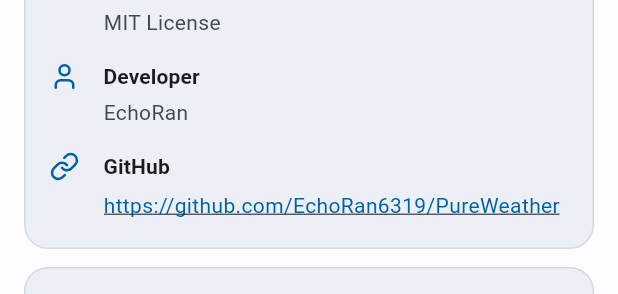
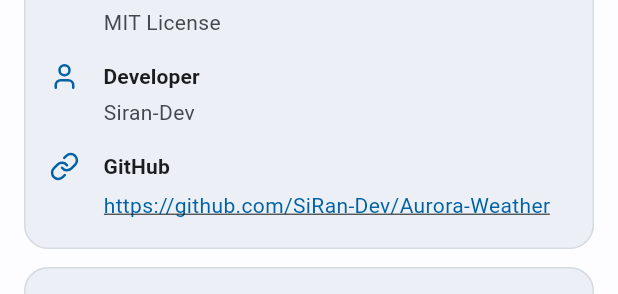
Before and after one commit to SiRan-Dev/Aurora-Weather, a Flutter app: the _AboutBottomSheet widget shown alone on an empty page, opened directly, on a phone screen of 412 x 824 dp. Shown: the part 654-948 px from the top of the screen. Run offline on Flutter 3.47's test engine with Material 3 defaults, Android fonts, the phone set to English and light mode, and no system bars; our stand-ins replace dio, flutter_animate, flutter_dotenv, flutter_local_notifications, flutter_riverpod, freezed_annotation and 6 more; accounts and stored records are empty; statements that could not run were skipped.

Commit message:
chore: rename displayed author and publisher to Siran-Dev (#6)
Update the user-visible branding (About page, LICENSE/README, Windows and
macOS metadata, MSIX certificate subject, and installer publisher) from
EchoRan to Siran-Dev. GitHub links keep the actual org URL
(SiRan-Dev/Aurora-Weather).

Package/bundle identifiers and notification channel IDs keep the
historical com.echoran.pureweather value so existing installs can be
upgraded in place. Ignore the temporary keystore base64 file.

Co-authored-by: Claude Code <noreply@anthropic.com>

```diff
--- a/lib/screens/settings/settings_screen.dart
+++ b/lib/screens/settings/settings_screen.dart
@@ -1420,13 +1420,13 @@ class _AboutBottomSheet extends StatelessWidget {
                 'MIT License',
               ),
               const SizedBox(height: 16),
-              _buildAboutItem(context, LucideIcons.user, '开发者', 'EchoRan'),
+              _buildAboutItem(context, LucideIcons.user, '开发者', 'Siran-Dev'),
               const SizedBox(height: 16),
               _buildAboutItem(
                 context,
                 LucideIcons.link,
                 'GitHub',
-                'https://github.com/EchoRan6319/PureWeather',
+                'https://github.com/SiRan-Dev/Aurora-Weather',
                 isLink: true,
               ),
             ],
--- a/pubspec.yaml
+++ b/pubspec.yaml
@@ -44,7 +44,7 @@ flutter:
 
 msix_config:
   display_name: 极光天气
-  publisher_display_name: EchoRan
+  publisher_display_name: Siran-Dev
   identity_name: com.echoran.pureweather
   logo_path: assets/icons/app_icon.png
   architecture: x64
```
Also changed, not shown: 5 other files.
